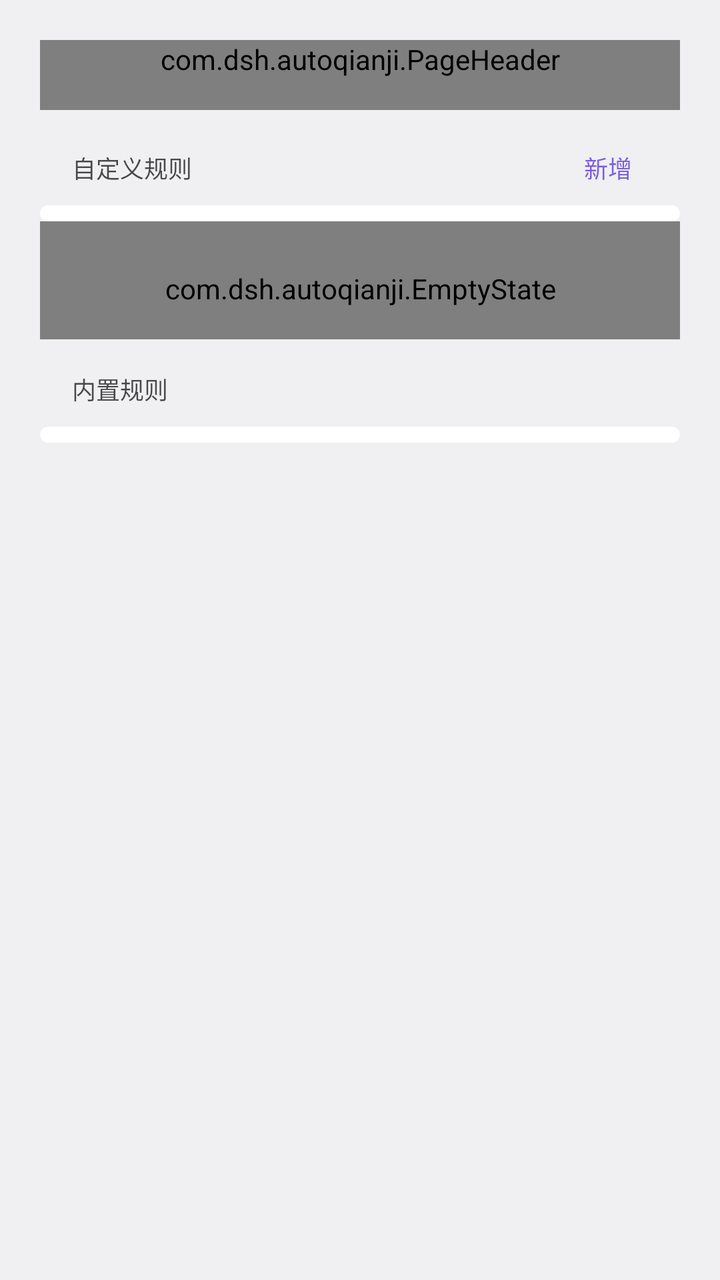
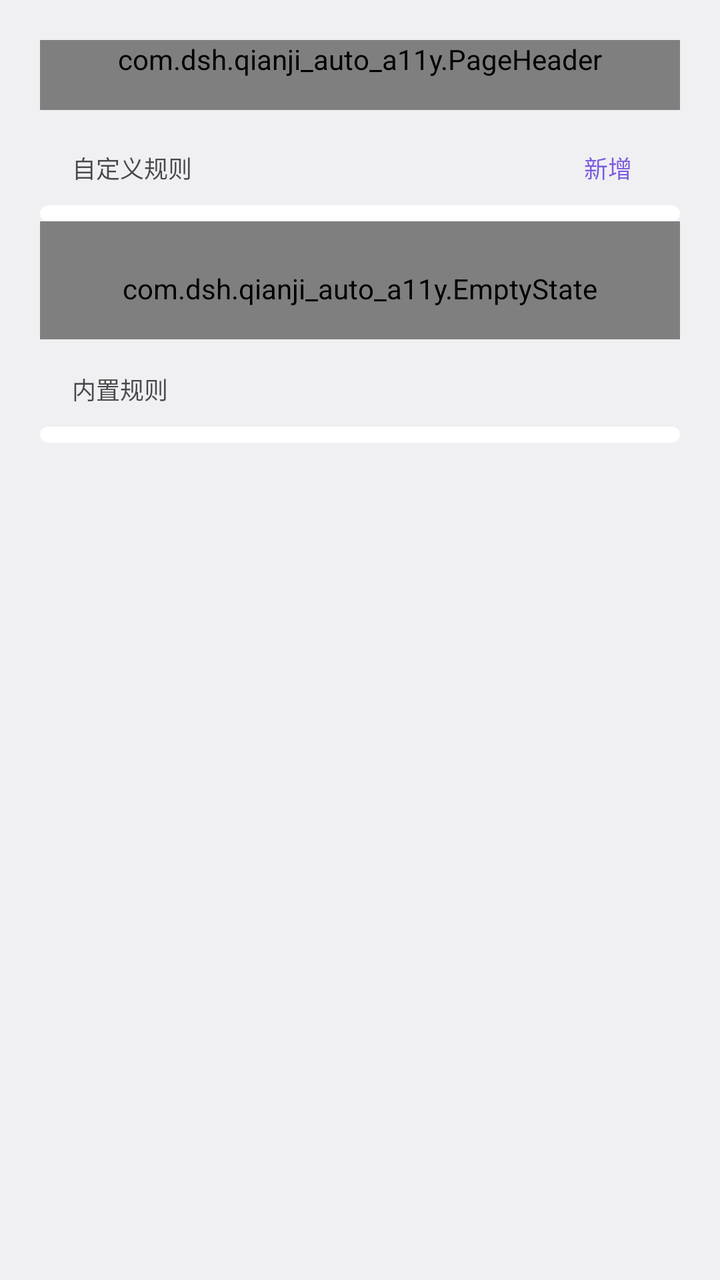

Compare the two renders of this Android layout. The source of the first and the diff that turns it into the second are given below.
<!-- AndroidManifest.xml: activity theme Theme.AutoQianji.Page -->
<!-- res/layout/activity_rules.xml -->
<?xml version="1.0" encoding="utf-8"?>
<ScrollView xmlns:android="http://schemas.android.com/apk/res/android"
    xmlns:app="http://schemas.android.com/apk/res-auto"
    android:id="@+id/pageScroll"
    android:layout_width="match_parent"
    android:layout_height="match_parent"
    android:fitsSystemWindows="true">

    <LinearLayout
        android:layout_width="match_parent"
        android:layout_height="wrap_content"
        android:orientation="vertical"
        android:paddingStart="20dp"
        android:paddingTop="20dp"
        android:paddingEnd="20dp"
        android:paddingBottom="24dp">

        <com.dsh.autoqianji.PageHeader
                android:id="@+id/pageHeader"
                android:layout_width="match_parent"
                android:layout_height="wrap_content"
                android:paddingBottom="16dp"
                app:headerTitle="分类匹配规则"
                app:headerSubtitle="先匹配自定义规则，再匹配内置规则；组内从上到下，命中即停。" />

<LinearLayout
            android:layout_width="match_parent"
            android:layout_height="wrap_content"
            android:gravity="center_vertical"
            android:orientation="horizontal"
            android:paddingStart="16dp"
            android:paddingTop="16dp"
            android:paddingEnd="16dp"
            android:paddingBottom="6dp">

            <TextView
                android:id="@+id/tvCustomLabel"
                style="@style/SectionLabel"
                android:layout_width="0dp"
                android:layout_height="wrap_content"
                android:layout_weight="1"
                android:paddingStart="0dp"
                android:paddingTop="0dp"
                android:paddingBottom="0dp"
                android:text="自定义规则" />

            <TextView
                android:id="@+id/btnAddRule"
                android:layout_width="wrap_content"
                android:layout_height="wrap_content"
                android:background="?android:attr/selectableItemBackground"
                android:paddingStart="8dp"
                android:paddingTop="4dp"
                android:paddingEnd="8dp"
                android:paddingBottom="4dp"
                android:text="新增"
                android:textColor="@color/accent"
                android:textSize="12sp" />
        </LinearLayout>

        <LinearLayout
            android:id="@+id/cardCustom"
            android:layout_width="match_parent"
            android:layout_height="wrap_content"
            android:background="@drawable/notif_bg"
            android:clipToOutline="true"
            android:orientation="vertical"
            android:paddingTop="4dp"
            android:paddingBottom="4dp">

            <androidx.recyclerview.widget.RecyclerView
                android:id="@+id/rvCustom"
                android:layout_width="match_parent"
                android:layout_height="wrap_content"
                android:nestedScrollingEnabled="false"
                android:overScrollMode="never" />
        </LinearLayout>
        <com.dsh.autoqianji.EmptyState
            android:id="@+id/tvEmpty"
            android:layout_width="match_parent"
            android:layout_height="wrap_content"
            android:paddingTop="24dp"
            android:paddingBottom="16dp"
            app:emptyIcon="@drawable/ic_line_list"
            app:emptyTitle="还没有自定义规则"
            app:emptyHint="没命中的商户会继续用下面的内置规则" />
<LinearLayout
            android:layout_width="match_parent"
            android:layout_height="wrap_content"
            android:paddingStart="16dp"
            android:paddingTop="16dp"
            android:paddingEnd="16dp"
            android:paddingBottom="6dp"
            android:gravity="center_vertical"
            android:orientation="horizontal">

            <TextView
                android:id="@+id/tvBuiltinLabel"
                style="@style/SectionLabel"
                android:layout_width="0dp"
                android:layout_height="wrap_content"
                android:layout_weight="1"
                android:paddingStart="0dp"
                android:paddingTop="0dp"
                android:paddingBottom="0dp"
                android:text="内置规则" />
        </LinearLayout>

        <LinearLayout
            android:id="@+id/cardBuiltin"
            android:layout_width="match_parent"
            android:layout_height="wrap_content"
            android:layout_marginTop="4dp"
            android:background="@drawable/notif_bg"
            android:clipToOutline="true"
            android:orientation="vertical"
            android:paddingTop="4dp"
            android:paddingBottom="4dp">

            <androidx.recyclerview.widget.RecyclerView
                android:id="@+id/rvBuiltin"
                android:layout_width="match_parent"
                android:layout_height="wrap_content"
                android:nestedScrollingEnabled="false"
                android:overScrollMode="never" />
        </LinearLayout>
    </LinearLayout>
</ScrollView>
<!-- resources referenced by this layout -->
<resources>
  <color name="accent">#FF7C5CE0</color>
  <!-- drawable ic_line_list (drawable) -->
  <?xml version="1.0" encoding="utf-8"?>
  <vector xmlns:android="http://schemas.android.com/apk/res/android"
      android:width="24dp"
      android:height="24dp"
      android:viewportWidth="24"
      android:viewportHeight="24">
      <path
          android:pathData="M4,6 H20 M4,12 H20 M4,18 H20"
          android:strokeColor="@color/icon_primary"
          android:strokeWidth="1.7"
          android:strokeLineCap="round"
          android:strokeLineJoin="round"
          android:fillColor="@android:color/transparent" />
  </vector>
  <!-- drawable notif_bg (drawable) -->
  <?xml version="1.0" encoding="utf-8"?>
  <shape xmlns:android="http://schemas.android.com/apk/res/android"
      android:shape="rectangle">
      <solid android:color="@color/card_bg" />
      <corners android:radius="20dp" />
  </shape>
  <style name="SectionLabel">
          <item name="android:textSize">12sp</item>
          <item name="android:textColor">@color/text_secondary</item>
          <item name="android:paddingTop">16dp</item>
          <item name="android:paddingBottom">6dp</item>
          <item name="android:paddingStart">16dp</item>
          <item name="android:paddingEnd">16dp</item>
      </style>
  <style name="Theme.AutoQianji.Page" parent="Theme.AutoQianji" />
  <color name="icon_primary">#FF101012</color>
  <color name="card_bg">#FFFFFFFF</color>
  <color name="text_secondary">#B3000000</color>
  <style name="Theme.AutoQianji" parent="Theme.Material3.DayNight.NoActionBar">
          <item name="android:windowBackground">@color/app_bg</item>
          <item name="android:statusBarColor">@android:color/transparent</item>
          <item name="android:windowLightStatusBar">true</item>
      </style>
  <color name="app_bg">#FFF0F0F3</color>
</resources>

<!-- the commit's change to res/layout/activity_rules.xml (unified diff, before → after) -->
@@ -15,7 +15,7 @@
         android:paddingEnd="20dp"
         android:paddingBottom="24dp">
 
-        <com.dsh.autoqianji.PageHeader
+        <com.dsh.qianji_auto_a11y.PageHeader
                 android:id="@+id/pageHeader"
                 android:layout_width="match_parent"
                 android:layout_height="wrap_content"
@@ -75,7 +75,7 @@
                 android:nestedScrollingEnabled="false"
                 android:overScrollMode="never" />
         </LinearLayout>
-        <com.dsh.autoqianji.EmptyState
+        <com.dsh.qianji_auto_a11y.EmptyState
             android:id="@+id/tvEmpty"
             android:layout_width="match_parent"
             android:layout_height="wrap_content"
